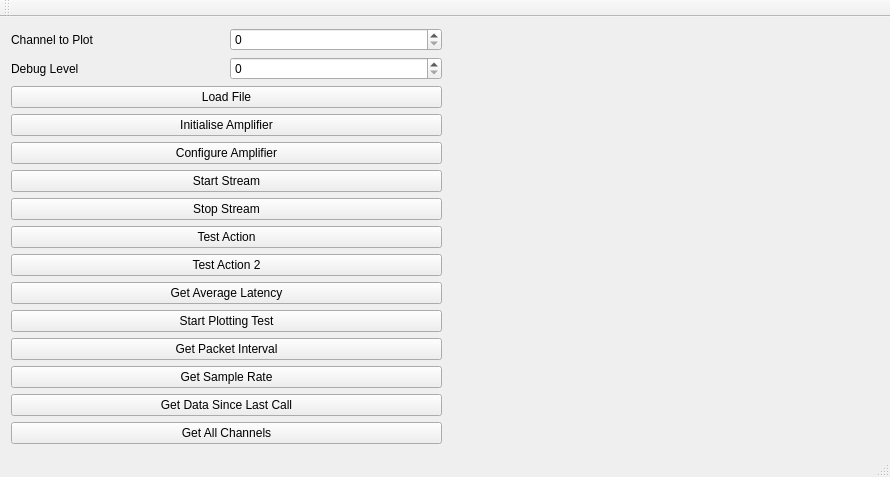
This is cpp-generic/demo/biryani-demo/mainwindow.ui in EspoTek/Biryani as Qt 5 draws it before an edit. The edited form follows.
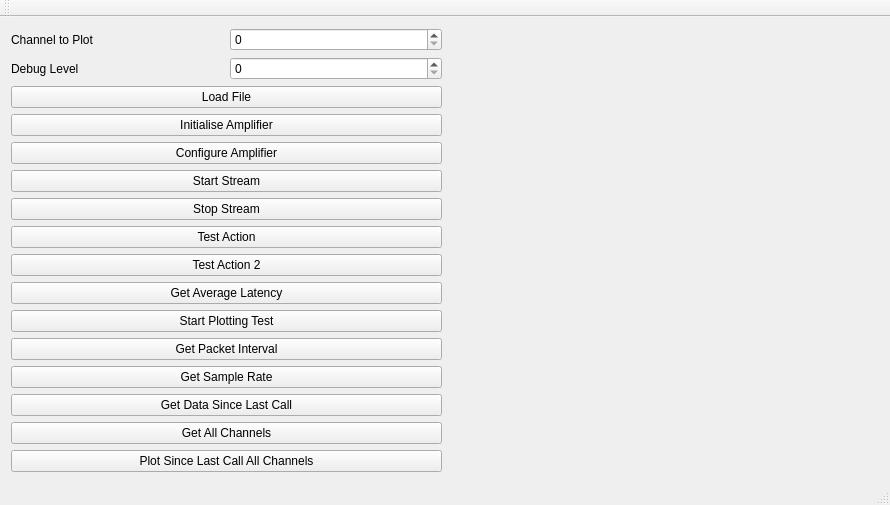
This is the edited form. Custom widgets are drawn as their Qt base class.

Commit message: sinceLast now working on all channels synchronised

Patch:
```diff
--- a/cpp-generic/demo/biryani-demo/mainwindow.ui
+++ b/cpp-generic/demo/biryani-demo/mainwindow.ui
@@ -7,7 +7,7 @@
     <x>0</x>
     <y>0</y>
     <width>890</width>
-    <height>472</height>
+    <height>498</height>
    </rect>
   </property>
   <property name="windowTitle">
@@ -144,6 +144,13 @@
         </property>
        </widget>
       </item>
+      <item>
+       <widget class="QPushButton" name="plotSinceLastCallAllChannelsButton">
+        <property name="text">
+         <string>Plot Since Last Call All Channels</string>
+        </property>
+       </widget>
+      </item>
      </layout>
     </item>
     <item>
```
The commit also changes 54 other files.
